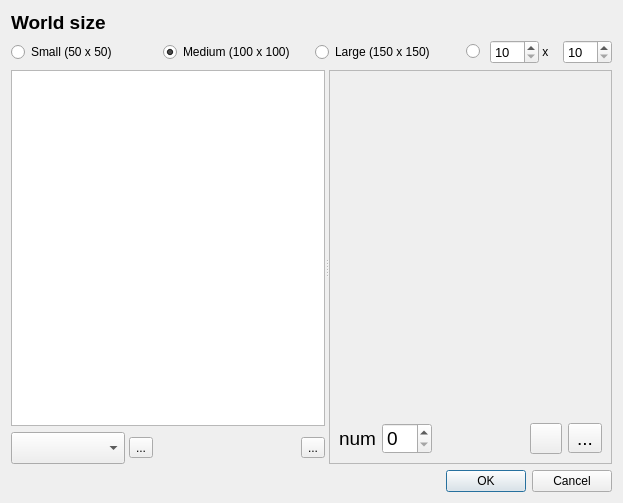
Before: the Qt Designer form gui/newworld.ui in taliesinb/floatworld, drawn with Qt 5.
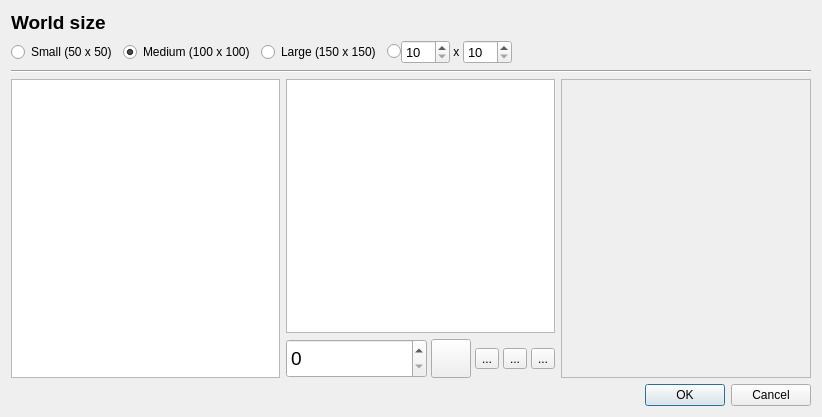
After: the same form once the commit is applied. Icons and pictures are not drawn.

Commit message: Reorg to use listwidget instead of combox to select objects.

```diff
--- a/gui/newworld.ui
+++ b/gui/newworld.ui
@@ -6,8 +6,8 @@
    <rect>
     <x>0</x>
     <y>0</y>
-    <width>623</width>
-    <height>503</height>
+    <width>822</width>
+    <height>417</height>
    </rect>
   </property>
   <property name="windowTitle">
@@ -112,24 +112,45 @@
          </property>
         </widget>
        </item>
+       <item>
+        <spacer name="horizontalSpacer_2">
+         <property name="orientation">
+          <enum>Qt::Horizontal</enum>
+         </property>
+         <property name="sizeHint" stdset="0">
+          <size>
+           <width>40</width>
+           <height>20</height>
+          </size>
+         </property>
+        </spacer>
+       </item>
       </layout>
      </item>
     </layout>
    </item>
    <item>
-    <widget class="QSplitter" name="splitter">
+    <widget class="Line" name="line">
      <property name="orientation">
       <enum>Qt::Horizontal</enum>
      </property>
-     <widget class="QWidget" name="widget" native="true">
-      <property name="minimumSize">
-       <size>
-        <width>250</width>
-        <height>0</height>
-       </size>
-      </property>
-      <layout class="QVBoxLayout" name="verticalLayout_2">
-       <property name="margin">
+    </widget>
+   </item>
+   <item>
+    <layout class="QHBoxLayout" name="horizontalLayout_4">
+     <item>
+      <layout class="QVBoxLayout" name="verticalLayout_6">
+       <property name="bottomMargin">
+        <number>0</number>
+       </property>
+       <item>
+        <widget class="QListWidget" name="prototypeList"/>
+       </item>
+      </layout>
+     </item>
+     <item>
+      <layout class="QVBoxLayout" name="verticalLayout_7">
+       <property name="topMargin">
         <number>0</number>
        </property>
        <item>
@@ -153,22 +174,43 @@
           <number>4</number>
          </property>
          <item>
-          <widget class="QComboBox" name="objectComboBox">
+          <widget class="QSpinBox" name="numberBox">
+           <property name="sizePolicy">
+            <sizepolicy hsizetype="Minimum" vsizetype="Minimum">
+             <horstretch>0</horstretch>
+             <verstretch>0</verstretch>
+            </sizepolicy>
+           </property>
            <property name="minimumSize">
             <size>
              <width>0</width>
-             <height>32</height>
+             <height>25</height>
             </size>
            </property>
            <property name="font">
             <font>
-             <pointsize>16</pointsize>
-             <weight>75</weight>
-             <bold>true</bold>
+             <pointsize>14</pointsize>
             </font>
            </property>
           </widget>
          </item>
+         <item>
+          <widget class="QToolButton" name="copyObject">
+           <property name="text">
+            <string/>
+           </property>
+           <property name="icon">
+            <iconset resource="floatworld.qrc">
+             <normaloff>:/icons/curve-down.png</normaloff>:/icons/curve-down.png</iconset>
+           </property>
+           <property name="iconSize">
+            <size>
+             <width>32</width>
+             <height>32</height>
+            </size>
+           </property>
+          </widget>
+         </item>
          <item>
           <widget class="QToolButton" name="addObject">
            <property name="text">
@@ -180,24 +222,28 @@
            </property>
            <property name="iconSize">
             <size>
-             <width>24</width>
-             <height>24</height>
+             <width>32</width>
+             <height>32</height>
             </size>
            </property>
           </widget>
          </item>
          <item>
-          <spacer name="horizontalSpacer">
-           <property name="orientation">
-            <enum>Qt::Horizontal</enum>
+          <widget class="QToolButton" name="removeObject">
+           <property name="text">
+            <string>...</string>
            </property>
-           <property name="sizeHint" stdset="0">
+           <property name="icon">
+            <iconset resource="floatworld.qrc">
+             <normaloff>:/icons/minus.png</normaloff>:/icons/minus.png</iconset>
+           </property>
+           <property name="iconSize">
             <size>
-             <width>40</width>
-             <height>20</height>
+             <width>32</width>
+             <height>32</height>
             </size>
            </property>
-          </spacer>
+          </widget>
          </item>
          <item>
           <widget class="QToolButton" name="toolButton">
@@ -210,8 +256,8 @@
            </property>
            <property name="iconSize">
             <size>
-             <width>24</width>
-             <height>24</height>
+             <width>32</width>
+             <height>32</height>
             </size>
            </property>
           </widget>
@@ -219,117 +265,32 @@
         </layout>
        </item>
       </layout>
-     </widget>
-     <widget class="QFrame" name="objectPanel1">
-      <property name="minimumSize">
-       <size>
-        <width>280</width>
-        <height>0</height>
-       </size>
-      </property>
-      <property name="font">
-       <font>
-        <pointsize>14</pointsize>
-       </font>
-      </property>
-      <property name="frameShape">
-       <enum>QFrame::StyledPanel</enum>
-      </property>
-      <property name="frameShadow">
-       <enum>QFrame::Plain</enum>
-      </property>
-      <layout class="QVBoxLayout" name="verticalLayout_4">
-       <item>
-        <widget class="QWidget" name="objectPanel" native="true"/>
-       </item>
-       <item>
-        <spacer name="verticalSpacer">
-         <property name="orientation">
-          <enum>Qt::Vertical</enum>
-         </property>
-         <property name="sizeHint" stdset="0">
-          <size>
-           <width>20</width>
-           <height>40</height>
-          </size>
-         </property>
-        </spacer>
-       </item>
-       <item>
-        <layout class="QVBoxLayout" name="verticalLayout_3">
-         <item>
-          <layout class="QHBoxLayout" name="horizontalLayout_3">
-           <item>
-            <widget class="QLabel" name="label_3">
-             <property name="text">
-              <string>num</string>
-             </property>
-            </widget>
-           </item>
-           <item>
-            <widget class="QSpinBox" name="numberBox">
-             <property name="minimumSize">
-              <size>
-               <width>0</width>
-               <height>25</height>
-              </size>
-             </property>
-            </widget>
-           </item>
-           <item>
-            <spacer name="horizontalSpacer_2">
-             <property name="orientation">
-              <enum>Qt::Horizontal</enum>
-             </property>
-             <property name="sizeHint" stdset="0">
-              <size>
-               <width>40</width>
-               <height>20</height>
-              </size>
-             </property>
-            </spacer>
-           </item>
-           <item>
-            <widget class="QToolButton" name="copyObject">
-             <property name="text">
-              <string/>
-             </property>
-             <property name="icon">
-              <iconset resource="floatworld.qrc">
-               <normaloff>:/icons/curve-down.png</normaloff>:/icons/curve-down.png</iconset>
-             </property>
-             <property name="iconSize">
-              <size>
-               <width>24</width>
-               <height>24</height>
-              </size>
-             </property>
-            </widget>
-           </item>
-           <item>
-            <widget class="QToolButton" name="removeObject">
-             <property name="text">
-              <string>...</string>
-             </property>
-             <property name="icon">
-              <iconset resource="floatworld.qrc">
-               <normaloff>:/icons/minus.png</normaloff>:/icons/minus.png</iconset>
-             </property>
-             <property name="iconSize">
-              <size>
-               <width>24</width>
-               <height>24</height>
-              </size>
-             </property>
-            </widget>
-           </item>
-          </layout>
-         </item>
-        </layout>
-       </item>
-      </layout>
-     </widget>
-    </widget>
+     </item>
+     <item>
+      <widget class="QFrame" name="objectPanel">
+       <property name="minimumSize">
+        <size>
+         <width>250</width>
+         <height>0</height>
+        </size>
+       </property>
+       <property name="font">
+        <font>
+         <pointsize>14</pointsize>
+        </font>
+       </property>
+       <property name="frameShape">
+        <enum>QFrame::StyledPanel</enum>
+       </property>
+       <property name="frameShadow">
+        <enum>QFrame::Plain</enum>
+       </property>
+       <property name="lineWidth">
+        <number>1</number>
+       </property>
+      </widget>
+     </item>
+    </layout>
    </item>
    <item>
     <widget class="QDialogButtonBox" name="buttonBox">
```
The commit also changes 2 other files.
